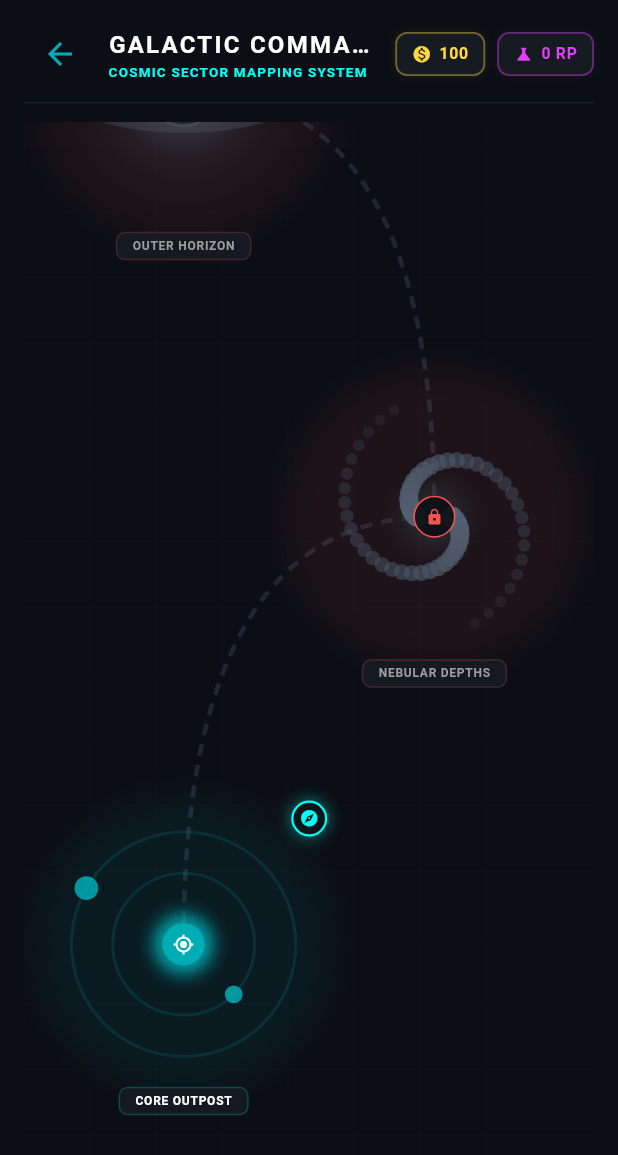
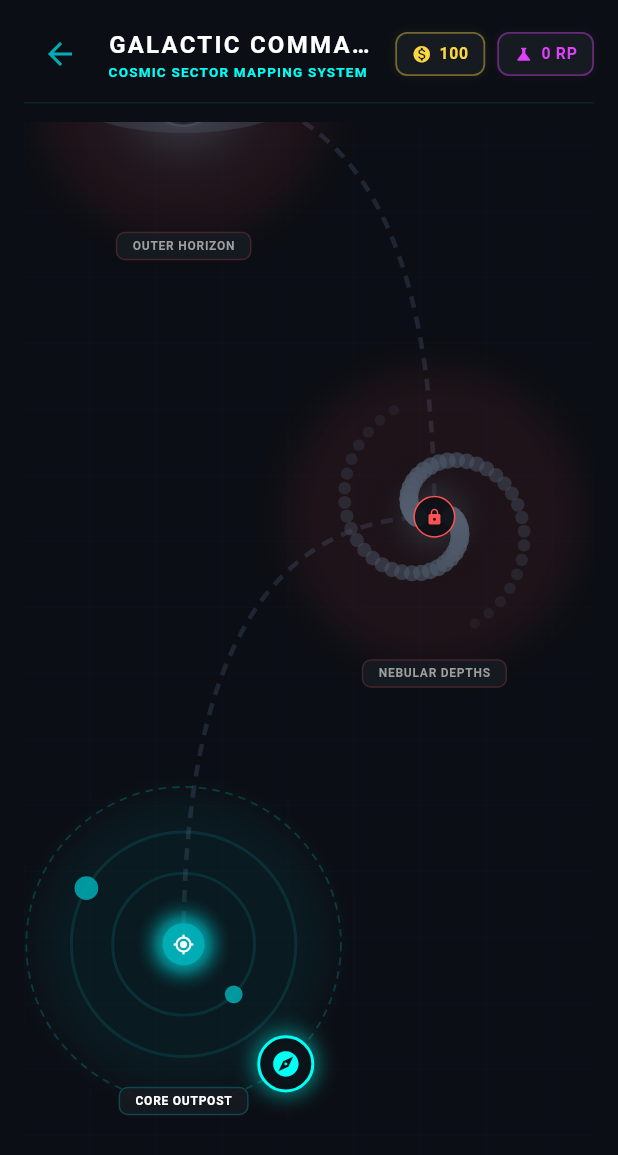
Before and after one commit to Dmitriy-ateo/VCG_StarDestroyer, a Flutter app: the screen it shows after launch, after a tap on "LAUNCH CAMPAIGN", on a phone screen of 412 x 824 dp. Shown: the top 1155 px of the screen. Run offline on Flutter 3.47's test engine with Material 3 defaults, Android fonts, the phone set to English and light mode, and no system bars.

Commit message:
feat: animate active lore guidance badge on galaxies map with circular orbit path and pulsing glows

```diff
--- a/lib/screens/galaxies_map_screen.dart
+++ b/lib/screens/galaxies_map_screen.dart
@@ -26,12 +26,18 @@ class GalaxiesMapScreen extends StatefulWidget {
   State<GalaxiesMapScreen> createState() => _GalaxiesMapScreenState();
 }
 
-class _GalaxiesMapScreenState extends State<GalaxiesMapScreen> {
+class _GalaxiesMapScreenState extends State<GalaxiesMapScreen> with SingleTickerProviderStateMixin {
   final ScrollController _scrollController = ScrollController();
+  late AnimationController _animationController;
 
   @override
   void initState() {
     super.initState();
+    _animationController = AnimationController(
+      vsync: this,
+      duration: const Duration(seconds: 8), // Slow, elegant orbital speed
+    )..repeat();
+
     // Scroll automatically to the bottom on load to highlight the latest active unlocked galaxy
     WidgetsBinding.instance.addPostFrameCallback((_) {
       if (_scrollController.hasClients) {
@@ -43,6 +49,7 @@ class _GalaxiesMapScreenState extends State<GalaxiesMapScreen> {
   @override
   void dispose() {
     _scrollController.dispose();
+    _animationController.dispose();
     super.dispose();
   }
 
@@ -213,7 +220,20 @@ class _GalaxiesMapScreenState extends State<GalaxiesMapScreen> {
                                     height: nodeSize,
                                     child: GestureDetector(
                                       onTap: () => _showGalaxyTravelModal(context, galaxy, isUnlocked, progression),
-                                      child: Stack(
+                                      child: AnimatedBuilder(
+                                        animation: _animationController,
+                                        builder: (context, child) {
+                                          final double angle = _animationController.value * 2.0 * pi;
+                                          final double orbitRadius = nodeSize * 0.46;
+                                          final double dx = orbitRadius * cos(angle);
+                                          final double dy = orbitRadius * sin(angle);
+                                          final double px = nodeSize / 2 + dx;
+                                          final double py = nodeSize / 2 + dy;
+
+                                          // Pulse the lore icon scale (2 cycles per orbit rotation)
+                                          final double pulseScale = 1.0 + 0.12 * sin(_animationController.value * 2.0 * pi * 2.0);
+
+                                          return Stack(
                                             alignment: Alignment.center,
                                             children: [
                                               // Outer Glowing Halo
@@ -245,15 +265,31 @@ class _GalaxiesMapScreenState extends State<GalaxiesMapScreen> {
                                                 ),
                                               ),
 
+                                              // Active Lore Guidance Orbit Ring
+                                              if (isTargetLoreGalaxy && isUnlocked)
+                                                Positioned.fill(
+                                                  child: CustomPaint(
+                                                    painter: _LoreOrbitPainter(
+                                                      orbitRadius: orbitRadius,
+                                                      themeColor: const Color(0xFF00FFF5),
+                                                    ),
+                                                  ),
+                                                ),
+
                                               // Central Status Center Icon Badge
                                               _buildCenterIconBadge(isUnlocked, isCompleted),
 
-                                          // Active Lore Guidance Indicator Badge
+                                              // Active Lore Guidance Indicator Badge (orbiting dynamically)
                                               if (isTargetLoreGalaxy && isUnlocked)
                                                 Positioned(
-                                              top: nodeSize * 0.08,
-                                              right: nodeSize * 0.08,
+                                                  left: px - 17.0, // Centered on coordinate (badge size 34 / 2)
+                                                  top: py - 17.0,
+                                                  width: 34.0,
+                                                  height: 34.0,
+                                                  child: Transform.scale(
+                                                    scale: pulseScale,
                                                     child: _buildLoreGuidanceBadge(),
+                                                  ),
                                                 ),
 
                                               // Floating Galaxy Tag Banner (Underneath Node)
@@ -283,6 +319,8 @@ class _GalaxiesMapScreenState extends State<GalaxiesMapScreen> {
                                                 ),
                                               ),
                                             ],
+                                          );
+                                        },
                                       ),
                                     ),
                                   );
@@ -362,24 +400,24 @@ class _GalaxiesMapScreenState extends State<GalaxiesMapScreen> {
 
   Widget _buildLoreGuidanceBadge() {
     return Container(
-      width: 24,
-      height: 24,
+      width: 34,
+      height: 34,
       decoration: BoxDecoration(
-        color: const Color(0xFF0B0E14).withOpacity(0.9),
+        color: const Color(0xFF0B0E14).withOpacity(0.95),
         shape: BoxShape.circle,
-        border: Border.all(color: const Color(0xFF00FFF5), width: 1.5),
+        border: Border.all(color: const Color(0xFF00FFF5), width: 1.8),
         boxShadow: [
           BoxShadow(
-            color: const Color(0xFF00FFF5).withOpacity(0.4),
-            blurRadius: 8,
-            spreadRadius: 1,
+            color: const Color(0xFF00FFF5).withOpacity(0.55),
+            blurRadius: 10,
+            spreadRadius: 1.5,
           ),
         ],
       ),
       child: const Icon(
         Icons.explore,
         color: Color(0xFF00FFF5),
-        size: 13,
+        size: 18,
       ),
     );
   }
@@ -975,3 +1013,51 @@ class _OuterHorizonPainter extends CustomPainter {
   @override
   bool shouldRepaint(covariant CustomPainter oldDelegate) => false;
 }
+
+// ------------------------------------------------------------------
+// Custom Orbit Painter for the active Lore Guidance Badge
+// ------------------------------------------------------------------
+
+class _LoreOrbitPainter extends CustomPainter {
+  final double orbitRadius;
+  final Color themeColor;
+
+  _LoreOrbitPainter({
+    required this.orbitRadius,
+    required this.themeColor,
+  });
+
+  @override
+  void paint(Canvas canvas, Size size) {
+    final center = Offset(size.width / 2.0, size.height / 2.0);
+    final paint = Paint()
+      ..color = themeColor.withOpacity(0.18) // Subtle glowing cyan
+      ..strokeWidth = 1.2
+      ..style = PaintingStyle.stroke;
+
+    // Draw a dashed circle for the lore orbit
+    final path = Path()..addOval(Rect.fromCircle(center: center, radius: orbitRadius));
+    _drawDashedPath(canvas, path, paint);
+  }
+
+  void _drawDashedPath(Canvas canvas, Path path, Paint paint) {
+    const dashWidth = 5.0;
+    const dashSpace = 4.0;
+
+    final PathMetrics pathMetrics = path.computeMetrics();
+    for (PathMetric metric in pathMetrics) {
+      double distance = 0.0;
+      while (distance < metric.length) {
+        final double length = min(dashWidth, metric.length - distance);
+        final Path extract = metric.extractPath(distance, distance + length);
+        canvas.drawPath(extract, paint);
+        distance += dashWidth + dashSpace;
+      }
+    }
+  }
+
+  @override
+  bool shouldRepaint(covariant _LoreOrbitPainter oldDelegate) {
+    return oldDelegate.orbitRadius != orbitRadius || oldDelegate.themeColor != themeColor;
+  }
+}
```
Lines whose indentation alone changed are shown as unchanged.
